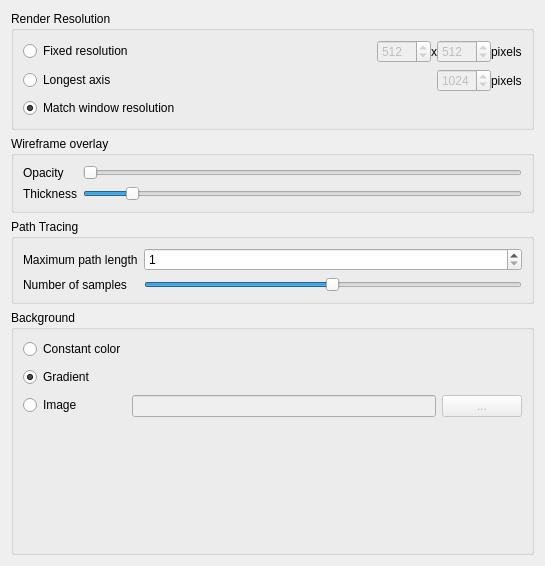
This is src/ui/renderpropertiesui.ui in joesfer/voxelToy as Qt 5 draws it before an edit. The edited form follows.
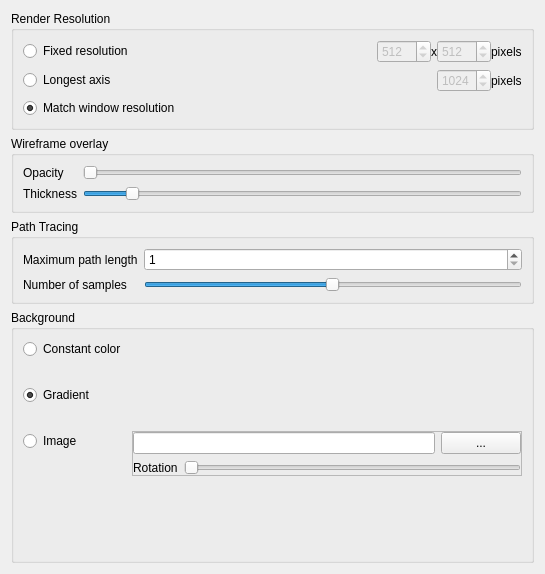
This is the edited form. Custom widgets are drawn as their Qt base class.

Commit message: Add background image rotation. UI cleanup.

Patch:
```diff
--- a/src/ui/renderpropertiesui.ui
+++ b/src/ui/renderpropertiesui.ui
@@ -7,7 +7,7 @@
     <x>0</x>
     <y>0</y>
     <width>545</width>
-    <height>566</height>
+    <height>574</height>
    </rect>
   </property>
   <property name="windowTitle">
@@ -300,36 +300,6 @@
         </property>
        </widget>
       </item>
-      <item row="0" column="1">
-       <layout class="QHBoxLayout" name="horizontalLayout_3">
-        <item>
-         <spacer name="horizontalSpacer_3">
-          <property name="orientation">
-           <enum>Qt::Horizontal</enum>
-          </property>
-          <property name="sizeHint" stdset="0">
-           <size>
-            <width>40</width>
-            <height>20</height>
-           </size>
-          </property>
-         </spacer>
-        </item>
-        <item>
-         <widget class="ColorPickerButton" name="backgroundConstantButton">
-          <property name="enabled">
-           <bool>false</bool>
-          </property>
-          <property name="text">
-           <string/>
-          </property>
-          <property name="flat">
-           <bool>true</bool>
-          </property>
-         </widget>
-        </item>
-       </layout>
-      </item>
       <item row="1" column="0">
        <widget class="QRadioButton" name="backgroundGradient">
         <property name="text">
@@ -340,43 +310,6 @@
         </property>
        </widget>
       </item>
-      <item row="1" column="1">
-       <layout class="QHBoxLayout" name="horizontalLayout_4">
-        <item>
-         <spacer name="horizontalSpacer_4">
-          <property name="orientation">
-           <enum>Qt::Horizontal</enum>
-          </property>
-          <property name="sizeHint" stdset="0">
-           <size>
-            <width>40</width>
-            <height>20</height>
-           </size>
-          </property>
-         </spacer>
-        </item>
-        <item>
-         <widget class="ColorPickerButton" name="backgroundGradientFromButton">
-          <property name="text">
-           <string/>
-          </property>
-          <property name="flat">
-           <bool>true</bool>
-          </property>
-         </widget>
-        </item>
-        <item>
-         <widget class="ColorPickerButton" name="backgroundGradientToButton">
-          <property name="text">
-           <string/>
-          </property>
-          <property name="flat">
-           <bool>true</bool>
-          </property>
-         </widget>
-        </item>
-       </layout>
-      </item>
       <item row="2" column="0">
        <widget class="QRadioButton" name="backgroundImage">
         <property name="text">
@@ -385,46 +318,180 @@
        </widget>
       </item>
       <item row="2" column="1">
-       <layout class="QHBoxLayout" name="horizontalLayout_5">
-        <item>
-         <widget class="QLineEdit" name="backgroundImagePath">
-          <property name="enabled">
-           <bool>false</bool>
-          </property>
-         </widget>
-        </item>
-        <item>
-         <widget class="QPushButton" name="backgroundImagePushButton">
-          <property name="enabled">
-           <bool>false</bool>
-          </property>
-          <property name="sizePolicy">
-           <sizepolicy hsizetype="Minimum" vsizetype="Fixed">
-            <horstretch>0</horstretch>
-            <verstretch>0</verstretch>
-           </sizepolicy>
-          </property>
-          <property name="minimumSize">
-           <size>
-            <width>0</width>
-            <height>0</height>
-           </size>
-          </property>
-          <property name="baseSize">
-           <size>
-            <width>0</width>
-            <height>0</height>
-           </size>
-          </property>
-          <property name="toolTip">
-           <string>Browse file</string>
-          </property>
-          <property name="text">
-           <string>...</string>
-          </property>
-         </widget>
-        </item>
-       </layout>
+       <widget class="QFrame" name="imageFrame">
+        <property name="enabled">
+         <bool>true</bool>
+        </property>
+        <property name="frameShape">
+         <enum>QFrame::StyledPanel</enum>
+        </property>
+        <property name="frameShadow">
+         <enum>QFrame::Raised</enum>
+        </property>
+        <layout class="QVBoxLayout" name="verticalLayout_4">
+         <property name="leftMargin">
+          <number>0</number>
+         </property>
+         <property name="topMargin">
+          <number>0</number>
+         </property>
+         <property name="rightMargin">
+          <number>0</number>
+         </property>
+         <property name="bottomMargin">
+          <number>0</number>
+         </property>
+         <item>
+          <layout class="QHBoxLayout" name="horizontalLayout_5">
+           <property name="rightMargin">
+            <number>0</number>
+           </property>
+           <property name="bottomMargin">
+            <number>0</number>
+           </property>
+           <item>
+            <widget class="QLineEdit" name="backgroundImagePath">
+             <property name="enabled">
+              <bool>true</bool>
+             </property>
+            </widget>
+           </item>
+           <item>
+            <widget class="QPushButton" name="backgroundImagePushButton">
+             <property name="enabled">
+              <bool>true</bool>
+             </property>
+             <property name="sizePolicy">
+              <sizepolicy hsizetype="Minimum" vsizetype="Fixed">
+               <horstretch>0</horstretch>
+               <verstretch>0</verstretch>
+              </sizepolicy>
+             </property>
+             <property name="minimumSize">
+              <size>
+               <width>0</width>
+               <height>0</height>
+              </size>
+             </property>
+             <property name="baseSize">
+              <size>
+               <width>0</width>
+               <height>0</height>
+              </size>
+             </property>
+             <property name="toolTip">
+              <string>Browse file</string>
+             </property>
+             <property name="text">
+              <string>...</string>
+             </property>
+            </widget>
+           </item>
+          </layout>
+         </item>
+         <item>
+          <layout class="QHBoxLayout" name="horizontalLayout_6" stretch="0,1">
+           <property name="rightMargin">
+            <number>0</number>
+           </property>
+           <property name="bottomMargin">
+            <number>0</number>
+           </property>
+           <item>
+            <widget class="QLabel" name="label_8">
+             <property name="text">
+              <string>Rotation</string>
+             </property>
+            </widget>
+           </item>
+           <item>
+            <widget class="QSlider" name="horizontalSlider">
+             <property name="maximum">
+              <number>359</number>
+             </property>
+             <property name="orientation">
+              <enum>Qt::Horizontal</enum>
+             </property>
+            </widget>
+           </item>
+          </layout>
+         </item>
+        </layout>
+       </widget>
+      </item>
+      <item row="1" column="1">
+       <widget class="QFrame" name="gradientFrame">
+        <layout class="QHBoxLayout" name="horizontalLayout_4">
+         <item>
+          <spacer name="horizontalSpacer_4">
+           <property name="orientation">
+            <enum>Qt::Horizontal</enum>
+           </property>
+           <property name="sizeHint" stdset="0">
+            <size>
+             <width>40</width>
+             <height>20</height>
+            </size>
+           </property>
+          </spacer>
+         </item>
+         <item>
+          <widget class="ColorPickerButton" name="backgroundGradientFromButton">
+           <property name="text">
+            <string/>
+           </property>
+           <property name="flat">
+            <bool>true</bool>
+           </property>
+          </widget>
+         </item>
+         <item>
+          <widget class="ColorPickerButton" name="backgroundGradientToButton">
+           <property name="text">
+            <string/>
+           </property>
+           <property name="flat">
+            <bool>true</bool>
+           </property>
+          </widget>
+         </item>
+        </layout>
+       </widget>
+      </item>
+      <item row="0" column="1">
+       <widget class="QFrame" name="constantFrame">
+        <property name="enabled">
+         <bool>true</bool>
+        </property>
+        <layout class="QHBoxLayout" name="horizontalLayout_3">
+         <item>
+          <spacer name="horizontalSpacer_3">
+           <property name="orientation">
+            <enum>Qt::Horizontal</enum>
+           </property>
+           <property name="sizeHint" stdset="0">
+            <size>
+             <width>40</width>
+             <height>20</height>
+            </size>
+           </property>
+          </spacer>
+         </item>
+         <item>
+          <widget class="ColorPickerButton" name="backgroundConstantButton">
+           <property name="enabled">
+            <bool>true</bool>
+           </property>
+           <property name="text">
+            <string/>
+           </property>
+           <property name="flat">
+            <bool>true</bool>
+           </property>
+          </widget>
+         </item>
+        </layout>
+       </widget>
       </item>
      </layout>
     </widget>
```
Left out of the diff: 254 changed lines with no effect on the pictures. The commit also changes 14 other files.
